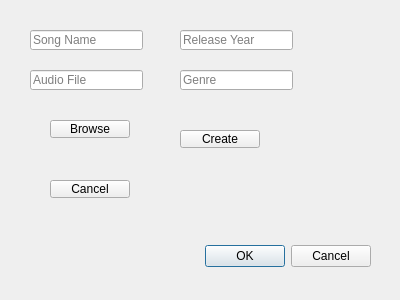
First picture: the form in createsongdialog.ui, repository nahal-miri/Spotify, before the edit.
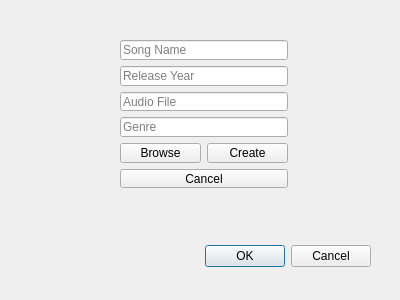
Second picture: the form after the edit.

Diff of the .ui file:
```diff
--- a/createsongdialog.ui
+++ b/createsongdialog.ui
@@ -29,96 +29,70 @@
     <set>QDialogButtonBox::StandardButton::Cancel|QDialogButtonBox::StandardButton::Ok</set>
    </property>
   </widget>
+  <widget class="QWidget" name="">
+   <property name="geometry">
+    <rect>
+     <x>120</x>
+     <y>40</y>
+     <width>168</width>
+     <height>148</height>
+    </rect>
+   </property>
+   <layout class="QVBoxLayout" name="verticalLayout">
+    <item>
   <widget class="QLineEdit" name="songNameLineEdit">
-   <property name="geometry">
-    <rect>
-     <x>30</x>
-     <y>30</y>
-     <width>113</width>
-     <height>20</height>
-    </rect>
-   </property>
    <property name="placeholderText">
     <string>Song Name</string>
    </property>
   </widget>
+    </item>
+    <item>
   <widget class="QLineEdit" name="releaseYearLineEdit">
-   <property name="geometry">
-    <rect>
-     <x>180</x>
-     <y>30</y>
-     <width>113</width>
-     <height>20</height>
-    </rect>
-   </property>
    <property name="placeholderText">
     <string>Release Year</string>
    </property>
   </widget>
+    </item>
+    <item>
   <widget class="QLineEdit" name="audioFileLineEdit">
-   <property name="geometry">
-    <rect>
-     <x>30</x>
-     <y>70</y>
-     <width>113</width>
-     <height>20</height>
-    </rect>
-   </property>
    <property name="placeholderText">
     <string>Audio File</string>
    </property>
   </widget>
+    </item>
+    <item>
+     <widget class="QLineEdit" name="genreLineEdit">
+      <property name="placeholderText">
+       <string>Genre</string>
+      </property>
+     </widget>
+    </item>
+    <item>
+     <layout class="QHBoxLayout" name="horizontalLayout">
+      <item>
   <widget class="QPushButton" name="browseButton">
-   <property name="geometry">
-    <rect>
-     <x>50</x>
-     <y>120</y>
-     <width>80</width>
-     <height>18</height>
-    </rect>
-   </property>
    <property name="text">
     <string>Browse</string>
    </property>
   </widget>
+      </item>
+      <item>
   <widget class="QPushButton" name="createButton">
-   <property name="geometry">
-    <rect>
-     <x>180</x>
-     <y>130</y>
-     <width>80</width>
-     <height>18</height>
-    </rect>
-   </property>
    <property name="text">
     <string>Create</string>
    </property>
   </widget>
+      </item>
+     </layout>
+    </item>
+    <item>
   <widget class="QPushButton" name="cancelButton">
-   <property name="geometry">
-    <rect>
-     <x>50</x>
-     <y>180</y>
-     <width>80</width>
-     <height>18</height>
-    </rect>
-   </property>
    <property name="text">
     <string>Cancel</string>
    </property>
   </widget>
-  <widget class="QLineEdit" name="genreLineEdit">
-   <property name="geometry">
-    <rect>
-     <x>180</x>
-     <y>70</y>
-     <width>113</width>
-     <height>20</height>
-    </rect>
-   </property>
-   <property name="placeholderText">
-    <string>Genre</string>
-   </property>
+    </item>
+   </layout>
   </widget>
  </widget>
  <resources/>
```
Lines whose indentation alone changed are shown as unchanged.
